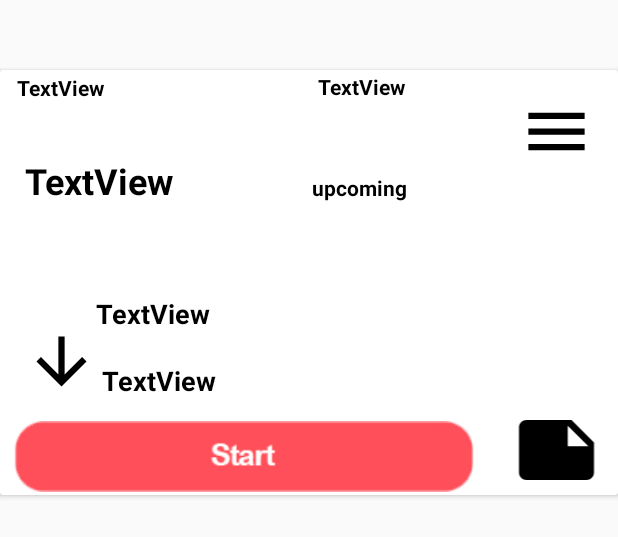
After one commit to emangad99/Trip_App, an Android app: the layout custom_list_view.xml on its own in the app's theme, with its tools: preview values and no code run, on a phone screen of 412 x 824 dp. The commit adds this screen. Shown: the top 537 px of the screen. Run offline under Robolectric (Android 15) with nearby library versions, the phone set to English and light mode, and no system bars; Roboto replaces fonts that are not available here.

Commit message:
initial commit

```diff
--- /dev/null
+++ b/app/src/main/res/drawable/down_icon.xml
@@ -0,0 +1,10 @@
+<vector xmlns:android="http://schemas.android.com/apk/res/android"
+    android:width="24dp"
+    android:height="24dp"
+    android:viewportWidth="24"
+    android:viewportHeight="24"
+    android:tint="?attr/colorControlNormal">
+  <path
+      android:fillColor="@android:color/white"
+      android:pathData="M20,12l-1.41,-1.41L13,16.17V4h-2v12.17l-5.58,-5.59L4,12l8,8 8,-8z"/>
+</vector>
--- /dev/null
+++ b/app/src/main/res/drawable/notes_icon.xml
@@ -0,0 +1,10 @@
+<vector xmlns:android="http://schemas.android.com/apk/res/android"
+    android:width="24dp"
+    android:height="24dp"
+    android:viewportWidth="24"
+    android:viewportHeight="24"
+    android:tint="?attr/colorControlNormal">
+  <path
+      android:fillColor="@android:color/white"
+      android:pathData="M22,10l-6,-6L4,4c-1.1,0 -2,0.9 -2,2v12.01c0,1.1 0.9,1.99 2,1.99l16,-0.01c1.1,0 2,-0.89 2,-1.99v-8zM15,5.5l5.5,5.5L15,11L15,5.5z"/>
+</vector>
--- /dev/null
+++ b/app/src/main/res/layout/custom_list_view.xml
@@ -0,0 +1,172 @@
+<?xml version="1.0" encoding="utf-8"?>
+<androidx.constraintlayout.widget.ConstraintLayout
+    xmlns:android="http://schemas.android.com/apk/res/android"
+    xmlns:app="http://schemas.android.com/apk/res-auto"
+    xmlns:tools="http://schemas.android.com/tools"
+    android:layout_width="match_parent"
+    android:layout_height="match_parent">
+
+    <androidx.cardview.widget.CardView
+        android:layout_width="match_parent"
+        android:layout_height="wrap_content"
+        android:layout_marginBottom="448dp"
+        app:layout_constraintBottom_toBottomOf="parent"
+        app:layout_constraintEnd_toEndOf="parent"
+        app:layout_constraintStart_toStartOf="parent"
+        app:layout_constraintTop_toTopOf="parent">
+
+        <androidx.constraintlayout.widget.ConstraintLayout
+            android:layout_width="match_parent"
+            android:layout_height="match_parent">
+
+            <androidx.constraintlayout.widget.ConstraintLayout
+                android:layout_width="match_parent"
+                android:layout_height="match_parent">
+
+                <TextView
+                    android:id="@+id/nDate"
+                    android:layout_width="wrap_content"
+                    android:layout_height="wrap_content"
+                    android:layout_marginStart="20dp"
+                    android:layout_marginTop="2dp"
+                    android:layout_marginEnd="351dp"
+                    android:text="TextView"
+                    android:textColor="@color/design_default_color_on_secondary"
+                    android:textStyle="bold"
+                    app:layout_constraintEnd_toEndOf="parent"
+                    app:layout_constraintStart_toStartOf="parent"
+                    app:layout_constraintTop_toTopOf="parent" />
+
+                <TextView
+                    android:id="@+id/nTime"
+                    android:layout_width="wrap_content"
+                    android:layout_height="wrap_content"
+                    android:layout_marginTop="1dp"
+                    android:text="TextView"
+                    android:textColor="@color/design_default_color_on_secondary"
+                    android:textStyle="bold"
+                    app:layout_constraintEnd_toEndOf="parent"
+                    app:layout_constraintStart_toEndOf="@+id/nDate"
+                    app:layout_constraintTop_toTopOf="parent" />
+
+                <TextView
+                    android:id="@+id/nTitle"
+                    android:layout_width="wrap_content"
+                    android:layout_height="wrap_content"
+                    android:layout_marginStart="25dp"
+                    android:layout_marginTop="36dp"
+                    android:layout_marginEnd="350dp"
+                    android:text="TextView"
+                    android:textColor="@color/design_default_color_on_secondary"
+                    android:textSize="24sp"
+                    android:textStyle="bold"
+                    app:layout_constraintEnd_toEndOf="parent"
+                    app:layout_constraintHorizontal_bias="0.142"
+                    app:layout_constraintStart_toStartOf="parent"
+                    app:layout_constraintTop_toBottomOf="@+id/nDate" />
+
+                <TextView
+                    android:id="@+id/n_upcoming"
+                    android:layout_width="wrap_content"
+                    android:layout_height="wrap_content"
+                    android:layout_marginTop="48dp"
+                    android:text="@string/upComing"
+                    android:textColor="@color/design_default_color_on_secondary"
+                    android:textStyle="bold"
+                    app:layout_constraintEnd_toEndOf="parent"
+                    app:layout_constraintHorizontal_bias="0.394"
+                    app:layout_constraintStart_toEndOf="@+id/nTitle"
+                    app:layout_constraintTop_toBottomOf="@+id/nTime" />
+
+                <TextView
+                    android:id="@+id/nStartpoint"
+                    android:layout_width="wrap_content"
+                    android:layout_height="wrap_content"
+                    android:layout_marginStart="64dp"
+                    android:layout_marginTop="40dp"
+                    android:text="TextView"
+                    android:textColor="@color/design_default_color_on_secondary"
+                    android:textSize="18sp"
+                    android:textStyle="bold"
+                    app:layout_constraintBottom_toBottomOf="parent"
+                    app:layout_constraintStart_toStartOf="parent"
+                    app:layout_constraintTop_toBottomOf="@+id/nTitle"
+                    app:layout_constraintVertical_bias="0.312" />
+
+                <TextView
+                    android:id="@+id/nEndpoint"
+                    android:layout_width="wrap_content"
+                    android:layout_height="wrap_content"
+                    android:layout_marginStart="68dp"
+                    android:layout_marginTop="20dp"
+                    android:text="TextView"
+                    android:textColor="@color/design_default_color_on_secondary"
+                    android:textSize="18sp"
+                    android:textStyle="bold"
+                    app:layout_constraintBottom_toBottomOf="parent"
+                    app:layout_constraintStart_toStartOf="parent"
+                    app:layout_constraintTop_toBottomOf="@+id/nStartpoint"
+                    app:layout_constraintVertical_bias="0.0" />
+
+                <ImageView
+                    android:id="@+id/imageView6"
+                    android:layout_width="50dp"
+                    android:layout_height="50dp"
+                    android:layout_marginStart="16dp"
+                    android:tint="@android:color/background_dark"
+                    app:layout_constraintBottom_toBottomOf="parent"
+                    app:layout_constraintEnd_toStartOf="@+id/nStartpoint"
+                    app:layout_constraintHorizontal_bias="0.0"
+                    app:layout_constraintStart_toStartOf="parent"
+                    app:srcCompat="@drawable/down_icon" />
+
+                <ImageView
+                    android:id="@+id/imageView7"
+                    android:layout_width="50dp"
+                    android:layout_height="50dp"
+                    android:layout_marginTop="16dp"
+                    android:layout_marginEnd="16dp"
+                    app:layout_constraintEnd_toEndOf="parent"
+                    app:layout_constraintTop_toTopOf="parent"
+                    app:srcCompat="@drawable/menu_icon"
+                    android:tint="@android:color/background_dark"/>
+
+            </androidx.constraintlayout.widget.ConstraintLayout>
+
+            <androidx.constraintlayout.widget.ConstraintLayout
+                android:id="@+id/constraintLayout"
+                android:layout_width="match_parent"
+                android:layout_height="match_parent">
+
+
+                <ImageView
+                    android:id="@+id/imageView5"
+                    android:layout_width="90dp"
+                    android:layout_height="60dp"
+                    android:tint="@android:color/background_dark"
+                    app:layout_constraintBottom_toBottomOf="parent"
+                    app:layout_constraintEnd_toEndOf="parent"
+                    app:layout_constraintStart_toEndOf="@+id/imageView4"
+                    app:srcCompat="@drawable/notes_icon" />
+
+                <ImageView
+                    android:id="@+id/imageView4"
+                    android:layout_width="330dp"
+                    android:layout_height="wrap_content"
+                    android:layout_marginTop="232dp"
+                    android:layout_marginEnd="49dp"
+                    app:layout_constraintBottom_toBottomOf="parent"
+                    app:layout_constraintEnd_toEndOf="parent"
+                    app:layout_constraintHorizontal_bias="0.0"
+                    app:layout_constraintStart_toStartOf="parent"
+                    app:layout_constraintTop_toTopOf="parent"
+                    app:layout_constraintVertical_bias="0.0"
+                    app:srcCompat="@drawable/btn_start" />
+
+            </androidx.constraintlayout.widget.ConstraintLayout>
+
+        </androidx.constraintlayout.widget.ConstraintLayout>
+
+    </androidx.cardview.widget.CardView>
+
+</androidx.constraintlayout.widget.ConstraintLayout>
--- a/app/src/main/res/values/strings.xml
+++ b/app/src/main/res/values/strings.xml
@@ -12,4 +12,5 @@
     <string name="Start_Point">Start Point</string>
     <string name="end_point">End_Point</string>
     <string name="start_datails">Start Details</string>
+    <string name="upComing">upcoming</string>
 </resources>
```
Also changed, not shown: app/src/main/res/drawable-v24/btn_start.png (added).
